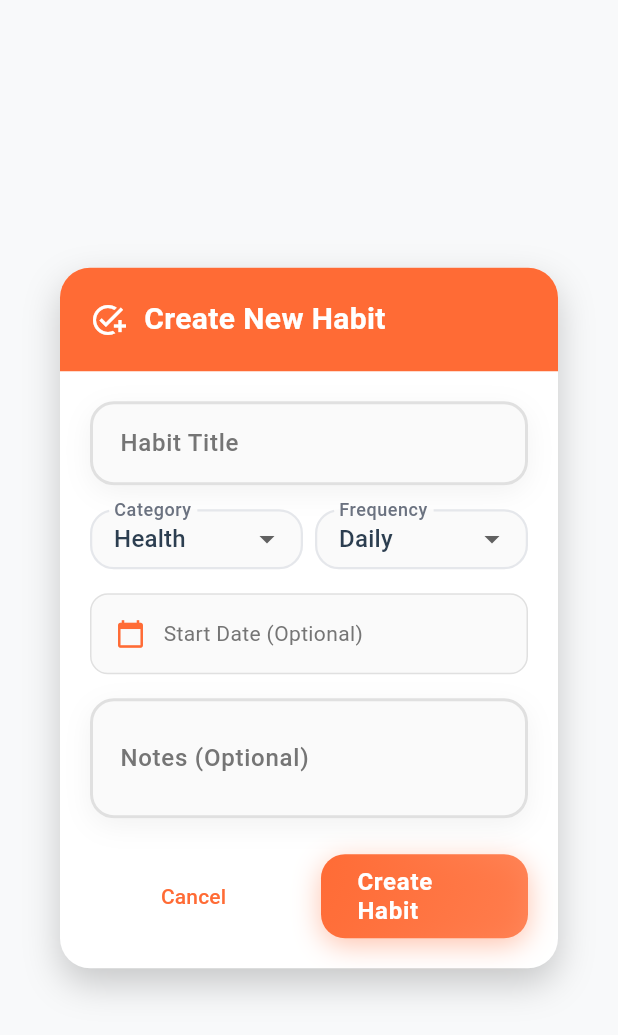
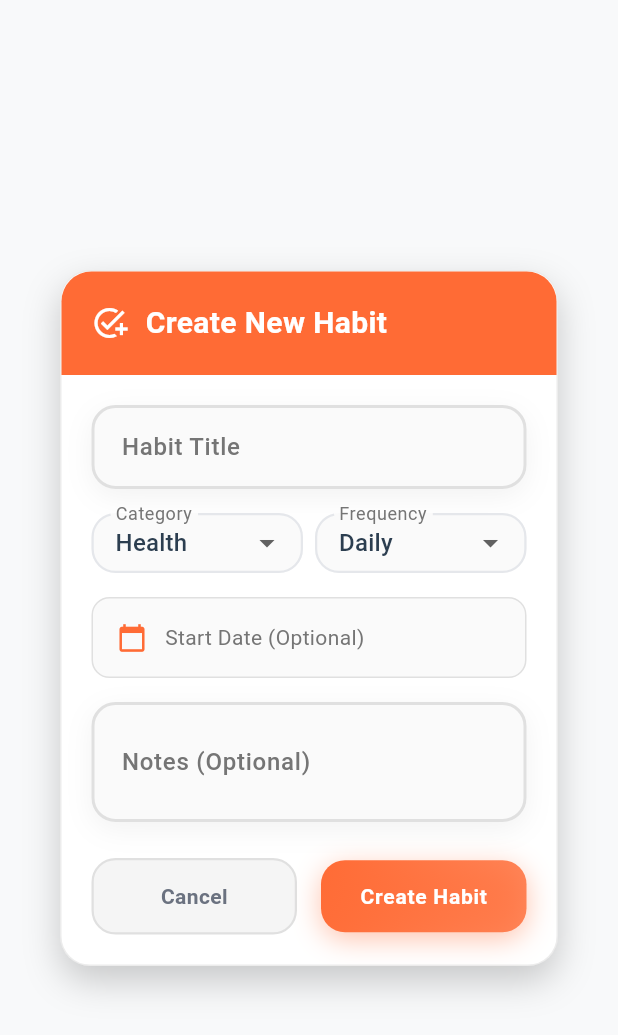
Before and after one commit to ItsArupSaha/habit_tracker, a Flutter app: the AddHabitDialog widget shown alone on an empty page, opened directly, on a phone screen of 412 x 824 dp. Shown: the top 1035 px of the screen. Run offline on Flutter 3.47's test engine with Material 3 defaults, Android fonts, the phone set to English and light mode, and no system bars; our stand-ins replace cloud_firestore, firebase_auth, firebase_core, image_picker, shared_preferences; accounts and stored records are empty; network calls fail.

Commit message:
"Creare New Habit" dialog is now perfect.

```diff
--- a/lib/widgets/add_habit_fab.dart
+++ b/lib/widgets/add_habit_fab.dart
@@ -190,20 +190,33 @@ class _AddHabitDialogState extends State<AddHabitDialog> {
 
   @override
   Widget build(BuildContext context) {
+    final theme = Theme.of(context);
+    final isDark = theme.brightness == Brightness.dark;
+
     return Dialog(
       backgroundColor: Colors.transparent,
       child: Container(
         constraints: const BoxConstraints(maxWidth: 400),
         decoration: BoxDecoration(
-          color: Colors.white,
+          color: isDark
+              ? const Color(0xFF1E2337)
+              : Colors.white,
           borderRadius: BorderRadius.circular(20),
           boxShadow: [
             BoxShadow(
-              color: Colors.black.withOpacity(0.2),
+              color: isDark
+                  ? Colors.black.withOpacity(0.4)
+                  : Colors.black.withOpacity(0.2),
               blurRadius: 20,
               offset: const Offset(0, 10),
             ),
           ],
+          border: Border.all(
+            color: isDark
+                ? const Color(0xFF2A3149)
+                : Colors.grey.withOpacity(0.2),
+            width: 1,
+          ),
         ),
         child: Column(
           mainAxisSize: MainAxisSize.min,
@@ -276,9 +289,16 @@ class _AddHabitDialogState extends State<AddHabitDialog> {
                                 borderRadius: BorderRadius.circular(12),
                               ),
                               filled: true,
-                              fillColor: Colors.grey[50],
+                              fillColor: isDark
+                                  ? const Color(0xFF2A3149)
+                                  : Colors.grey[50],
                               contentPadding: const EdgeInsets.symmetric(horizontal: 12, vertical: 8),
                               isDense: true,
+                              labelStyle: TextStyle(
+                                color: isDark
+                                    ? const Color(0xFF9CA3AF)
+                                    : Colors.grey[600],
+                              ),
                             ),
                             items: _categories.map((category) {
                               return DropdownMenuItem<String>(
@@ -286,6 +306,11 @@ class _AddHabitDialogState extends State<AddHabitDialog> {
                                 child: Text(
                                   category,
                                   overflow: TextOverflow.ellipsis,
+                                  style: TextStyle(
+                                    color: isDark
+                                        ? const Color(0xFFE5E7EB)
+                                        : const Color(0xFF2C3E50),
+                                  ),
                                 ),
                               );
                             }).toList(),
@@ -297,6 +322,9 @@ class _AddHabitDialogState extends State<AddHabitDialog> {
                               }
                             },
                             isExpanded: true,
+                            dropdownColor: isDark
+                                ? const Color(0xFF2A3149)
+                                : Colors.white,
                           ),
                         ),
 
@@ -311,9 +339,16 @@ class _AddHabitDialogState extends State<AddHabitDialog> {
                                 borderRadius: BorderRadius.circular(12),
                               ),
                               filled: true,
-                              fillColor: Colors.grey[50],
+                              fillColor: isDark
+                                  ? const Color(0xFF2A3149)
+                                  : Colors.grey[50],
                               contentPadding: const EdgeInsets.symmetric(horizontal: 12, vertical: 8),
                               isDense: true,
+                              labelStyle: TextStyle(
+                                color: isDark
+                                    ? const Color(0xFF9CA3AF)
+                                    : Colors.grey[600],
+                              ),
                             ),
                             items: _frequencies.map((frequency) {
                               return DropdownMenuItem<String>(
@@ -321,6 +356,11 @@ class _AddHabitDialogState extends State<AddHabitDialog> {
                                 child: Text(
                                   frequency.capitalize(),
                                   overflow: TextOverflow.ellipsis,
+                                  style: TextStyle(
+                                    color: isDark
+                                        ? const Color(0xFFE5E7EB)
+                                        : const Color(0xFF2C3E50),
+                                  ),
                                 ),
                               );
                             }).toList(),
@@ -332,6 +372,9 @@ class _AddHabitDialogState extends State<AddHabitDialog> {
                               }
                             },
                             isExpanded: true,
+                            dropdownColor: isDark
+                                ? const Color(0xFF2A3149)
+                                : Colors.white,
                           ),
                         ),
                       ],
@@ -346,9 +389,15 @@ class _AddHabitDialogState extends State<AddHabitDialog> {
                       child: Container(
                         padding: const EdgeInsets.all(16),
                         decoration: BoxDecoration(
-                          color: Colors.grey[50],
+                          color: isDark
+                              ? const Color(0xFF2A3149)
+                              : Colors.grey[50],
                           borderRadius: BorderRadius.circular(12),
-                          border: Border.all(color: Colors.grey[300]!),
+                          border: Border.all(
+                            color: isDark
+                                ? const Color(0xFF3A4159)
+                                : Colors.grey[300]!,
+                          ),
                         ),
                         child: Row(
                           children: [
@@ -364,14 +413,24 @@ class _AddHabitDialogState extends State<AddHabitDialog> {
                                   : 'Start Date (Optional)',
                               style: TextStyle(
                                 color: _startDate != null
-                                    ? const Color(0xFF2C3E50)
-                                    : Colors.grey[600],
+                                    ? (isDark
+                                        ? const Color(0xFFE5E7EB)
+                                        : const Color(0xFF2C3E50))
+                                    : (isDark
+                                        ? const Color(0xFF9CA3AF)
+                                        : Colors.grey[600]),
                               ),
                             ),
                             const Spacer(),
                             if (_startDate != null)
                               IconButton(
-                                icon: const Icon(Icons.clear, size: 18),
+                                icon: Icon(
+                                  Icons.clear,
+                                  size: 18,
+                                  color: isDark
+                                      ? const Color(0xFF9CA3AF)
+                                      : Colors.grey[600],
+                                ),
                                 onPressed: () {
                                   setState(() {
                                     _startDate = null;
@@ -399,17 +458,50 @@ class _AddHabitDialogState extends State<AddHabitDialog> {
                     Row(
                       children: [
                         Expanded(
-                          child: TextButton(
-                            onPressed: _isLoading ? null : () {
-                              Navigator.of(context).pop();
-                            },
-                            child: const Text('Cancel'),
+                          child: Container(
+                            decoration: BoxDecoration(
+                              color: isDark
+                                  ? const Color(0xFF2A3149)
+                                  : Colors.grey[100],
+                              borderRadius: BorderRadius.circular(16),
+                              border: Border.all(
+                                color: isDark
+                                    ? const Color(0xFF3A4159)
+                                    : Colors.grey[300]!,
+                                width: 1.5,
+                              ),
+                            ),
+                            child: Material(
+                              color: Colors.transparent,
+                              child: InkWell(
+                                onTap: _isLoading ? null : () {
+                                  Navigator.of(context).pop();
+                                },
+                                borderRadius: BorderRadius.circular(16),
+                                child: Padding(
+                                  padding: const EdgeInsets.symmetric(vertical: 14),
+                                  child: Center(
+                                    child: Text(
+                                      'Cancel',
+                                      style: TextStyle(
+                                        fontSize: 14,
+                                        fontWeight: FontWeight.w600,
+                                        color: isDark
+                                            ? const Color(0xFF9CA3AF)
+                                            : const Color(0xFF6B7280),
+                                      ),
+                                    ),
+                                  ),
+                                ),
+                              ),
+                            ),
                           ),
                         ),
                         const SizedBox(width: 16),
                         Expanded(
                           child: CustomButton(
                             onPressed: _isLoading ? null : _createHabit,
+                            height: 48,
                             child: _isLoading
                                 ? const SizedBox(
                                     height: 20,
@@ -419,7 +511,13 @@ class _AddHabitDialogState extends State<AddHabitDialog> {
                                       color: Colors.white,
                                     ),
                                   )
-                                : const Text('Create Habit'),
+                                : const Text(
+                                    'Create Habit',
+                                    style: TextStyle(
+                                      fontSize: 14,
+                                      fontWeight: FontWeight.w600,
+                                    ),
+                                  ),
                           ),
                         ),
                       ],
```
